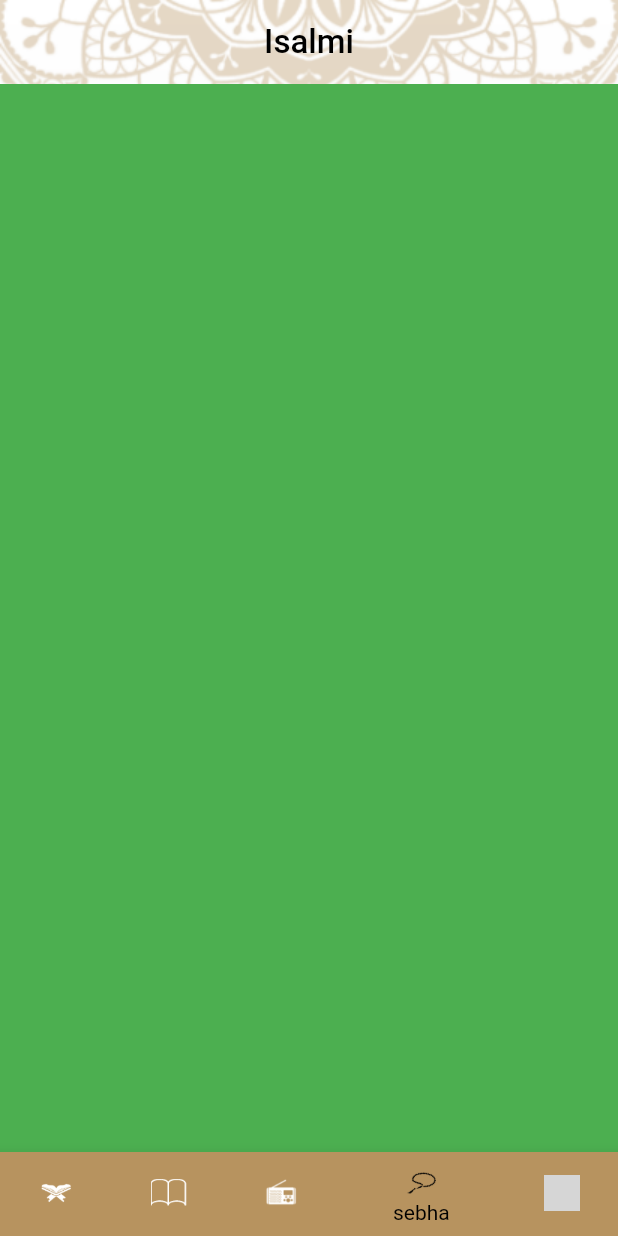
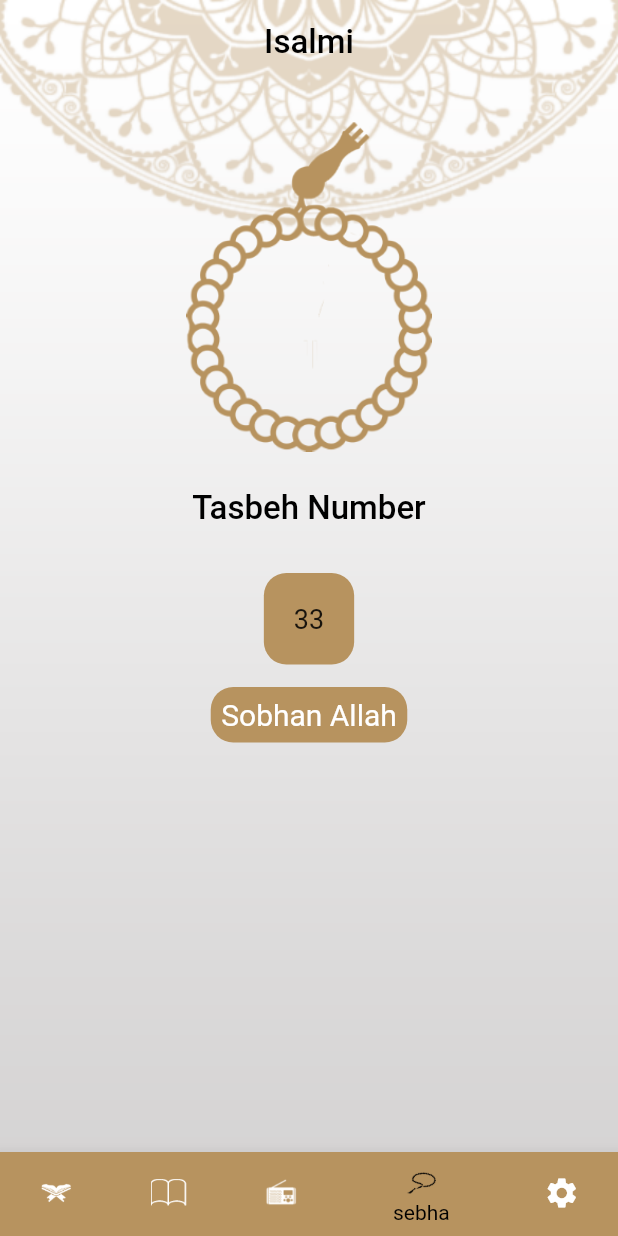
Before and after one commit to A-hmed/islami_c6_sat, a Flutter app: the screen it shows after launch, item 4 of the bottom bar chosen, on a phone screen of 412 x 824 dp. Run offline on Flutter 3.47's test engine with Material 2 defaults, Android fonts, the phone set to English and light mode, and no system bars; generated files the repository leaves out were written again; grey boxes are pictures that could not be loaded.

Commit message:
Finished sebha Task . adding design to radio screen

```diff
--- a/lib/l10n/app_en.arb
+++ b/lib/l10n/app_en.arb
@@ -5,5 +5,10 @@
   "language": "language",
   "light": "light",
   "dark": "dark",
-  "theme": "Theme"
+  "theme": "Theme",
+  "sobhanAllah": "Sobhan Allah",
+  "elhamdlelah": "Elhamd Lelah",
+  "allahAkbar": "Allah Akbar",
+  "tasbehNumber": "Tasbeh Number",
+  "radioQuranKareem": "radio quran kareem"
 }
--- a/lib/screens/home/Home.dart
+++ b/lib/screens/home/Home.dart
@@ -52,7 +52,7 @@ class _HomeState extends State<Home> {
                 BottomNavigationBarItem(icon: ImageIcon(AssetImage("assets/images/icon_hadeth.png")),label: "ahadeth",),
                 BottomNavigationBarItem(icon: ImageIcon(AssetImage("assets/images/icon_radio.png")),label: "radio"),
                 BottomNavigationBarItem(icon: ImageIcon(AssetImage("assets/images/icon_sebha.png")),label: "sebha"),
-                BottomNavigationBarItem(icon: ImageIcon(AssetImage("assets/images/ic_settings.png")),label: "setting")
+                BottomNavigationBarItem(icon: Icon(Icons.settings),label: "setting")
               ],
             ),
           ),
--- a/lib/screens/home/sebha_tab.dart
+++ b/lib/screens/home/sebha_tab.dart
@@ -1,10 +1,106 @@
 import 'package:flutter/material.dart';
+import 'package:flutter_gen/gen_l10n/app_localizations.dart';
 
-class SebhaTab extends StatelessWidget {
+class SebhaTab extends StatefulWidget {
+  @override
+  State<SebhaTab> createState() => _SebhaTabState();
+}
+
+class _SebhaTabState extends State<SebhaTab> {
+
+  int index = 0;
+  String tsabehNumber = '33';
+  double rotation = 0;
   @override
   Widget build(BuildContext context) {
-    return Container(
-      color: Colors.green,
-    );
+    List<String> tsbehName = [
+      AppLocalizations.of(context)!.sobhanAllah,
+      AppLocalizations.of(context)!.elhamdlelah,
+      AppLocalizations.of(context)!.allahAkbar,
+    ];
+    return Column(crossAxisAlignment: CrossAxisAlignment.stretch, children: [
+      const SizedBox(
+        height: 25,
+      ),
+      Row(
+        mainAxisAlignment: MainAxisAlignment.center,
+        children: [
+          InkWell(
+            onTap: () => onSebhaClick(),
+            child: RotationTransition(
+              turns: AlwaysStoppedAnimation(rotation),
+              child: Image(
+                color: Theme.of(context).primaryColor,
+                width: 170,
+                height: 220,
+                image: AssetImage('assets/images/LightSebhaPic.png'),
+              ),
+            ),
+          ),
+        ],
+      ),
+      const SizedBox(
+        height: 25,
+      ),
+      Text(
+        AppLocalizations.of(context)!.tasbehNumber,
+        style: Theme.of(context).textTheme.titleLarge,
+        textAlign: TextAlign.center,
+      ),
+      Row(
+        mainAxisAlignment: MainAxisAlignment.center,
+        children: [
+          Container(
+            margin: const EdgeInsets.only(top: 30, bottom: 15),
+            padding: const EdgeInsets.symmetric(vertical: 20, horizontal: 20),
+            decoration: BoxDecoration(
+              borderRadius: BorderRadius.circular(15),
+              color: Theme.of(context).primaryColor,
+            ),
+            child: Text(
+              tsabehNumber,
+              style: TextStyle(fontSize: 18),
+              textAlign: TextAlign.center,
+            ),
+          ),
+        ],
+      ),
+      Row(
+        mainAxisAlignment: MainAxisAlignment.center,
+        children: [
+          Container(
+            padding: const EdgeInsets.all(7),
+            decoration: BoxDecoration(
+              borderRadius: BorderRadius.circular(15),
+              color: Theme.of(context).primaryColor,
+            ),
+            child: Text(
+              tsbehName[index],
+              style: TextStyle(color: Colors.white, fontSize: 20),
+              textAlign: TextAlign.center,
+            ),
+          ),
+        ],
+      )
+    ]);
+  }
+
+  onSebhaClick() {
+    int tsbehanumber = int.parse(tsabehNumber);
+    rotation += 1 / 33;
+    if (tsbehanumber > 1) {
+      tsbehanumber--;
+    } else {
+      tsbehanumber = 33;
+      index++;
+    }
+    if (index == 3) {
+      index = 0;
+    }
+    if (rotation >= 1) {
+      rotation = 1 / 33;
+    }
+    tsabehNumber = tsbehanumber.toString();
+    setState(() {});
   }
 }
```
Also changed, not shown: lib/l10n/app_ar.arb (+7 -1 lines), lib/screens/home/radio_tab.dart (+43 -3 lines), assets/images/2.0x/ArrowBack@2x.png (added), assets/images/2.0x/ArrowNext@2x.png (added), assets/images/2.0x/ArrowPlay@2x.png (added), assets/images/2.0x/LightSebhaPic@2x.png (added), assets/images/3.0x/ArrowBack@3x.png (added), assets/images/3.0x/ArrowNext@3x.png (added), assets/images/3.0x/ArrowPlay@3x.png (added), assets/images/3.0x/LightSebhaPicPic@3x.png (added), assets/images/ArrowBack.png (added), assets/images/ArrowNext.png (added), assets/images/ArrowPlay.png (added), assets/images/LightSebhaPic.png (added), 1 more files, 1 other file.
